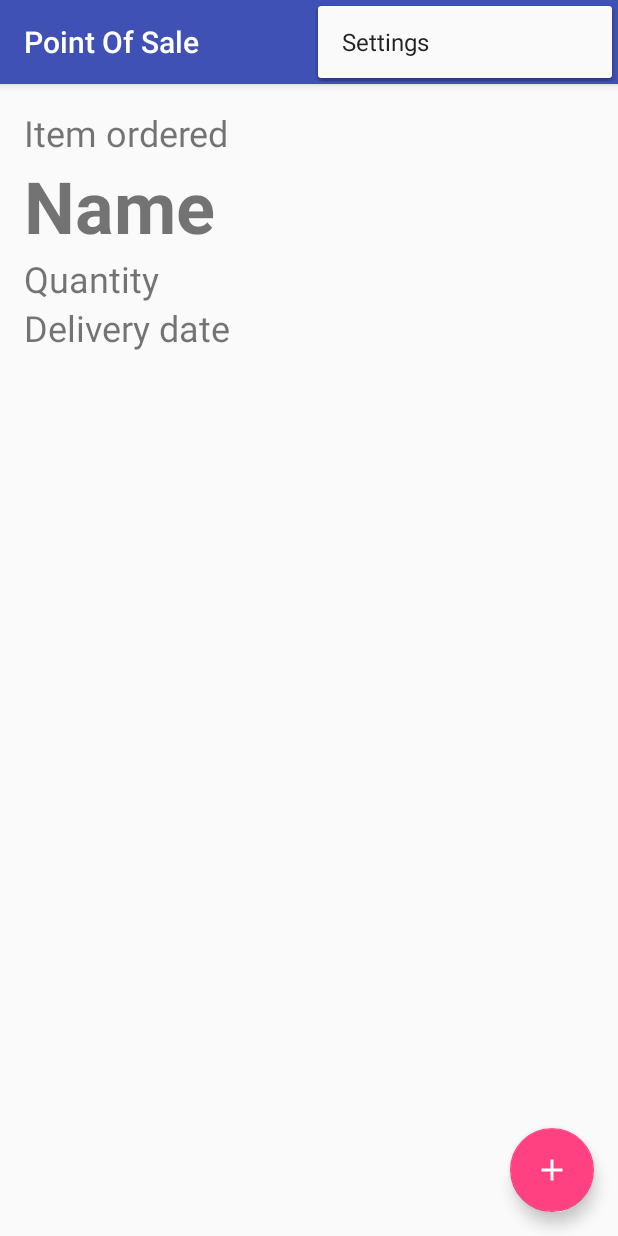
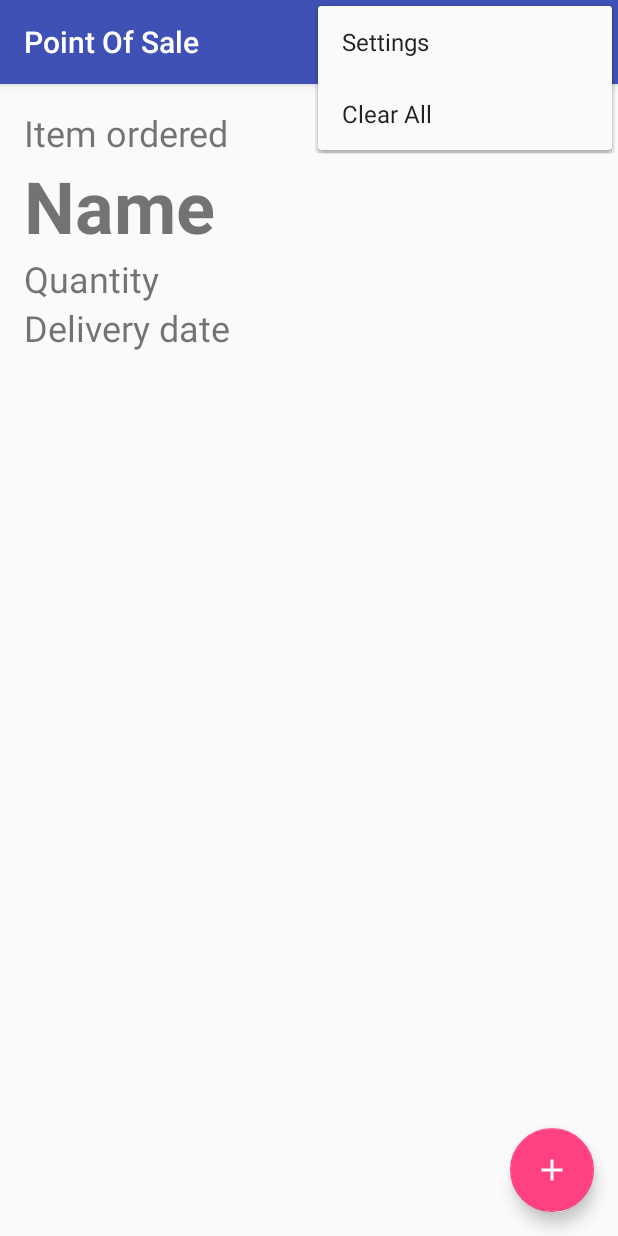
Before and after one commit to CS4084-8308055/Point-of-Sale, an Android app: the screen it shows after launch (MainActivity), with the options menu open, on a phone screen of 412 x 824 dp. Run offline under Robolectric (Android 15) with nearby library versions, the phone set to English and light mode, and no system bars.

Commit message:
Added the clear all dialog and code

```diff
--- a/PointofSale/app/src/main/res/menu/menu_main.xml
+++ b/PointofSale/app/src/main/res/menu/menu_main.xml
@@ -21,4 +21,9 @@
         android:icon="@android:drawable/ic_menu_search"
         app:showAsAction="ifRoom"
         />
+    <item
+        android:id="@+id/action_clear_all"
+        android:orderInCategory="100"
+        android:title="@string/clear_all"
+        app:showAsAction="never" />
 </menu>
--- a/PointofSale/app/src/main/res/values/strings.xml
+++ b/PointofSale/app/src/main/res/values/strings.xml
@@ -9,10 +9,11 @@
     <string name="quantity_start">Quantity</string>
     <string name="date_start">Delivery date</string>
     <string name="reset">Reset</string>
-    <string name="remove">Remove</string>
-    <string name="confirmation_dialog_message">Are you sure you want to remove all items?</string>
     <string name="edit">Edit</string>
     <string name="search">Search</string>
-    <string name="reset">Reset</string>
     <string name="choose_an_item">Choose an item</string>
+    <string name="clear_all">Clear All</string>
+    <string name="remove">Remove</string>
+    <string name="remove_all_message">Are you sure you want to remove all items?</string>
+    <string name="name_nothing">Nothing</string>
 </resources>
```
Also changed, not shown: PointofSale/app/src/main/java/ie/ul/davidbeck/pointofsale/MainActivity.java (+22 -0 lines).
